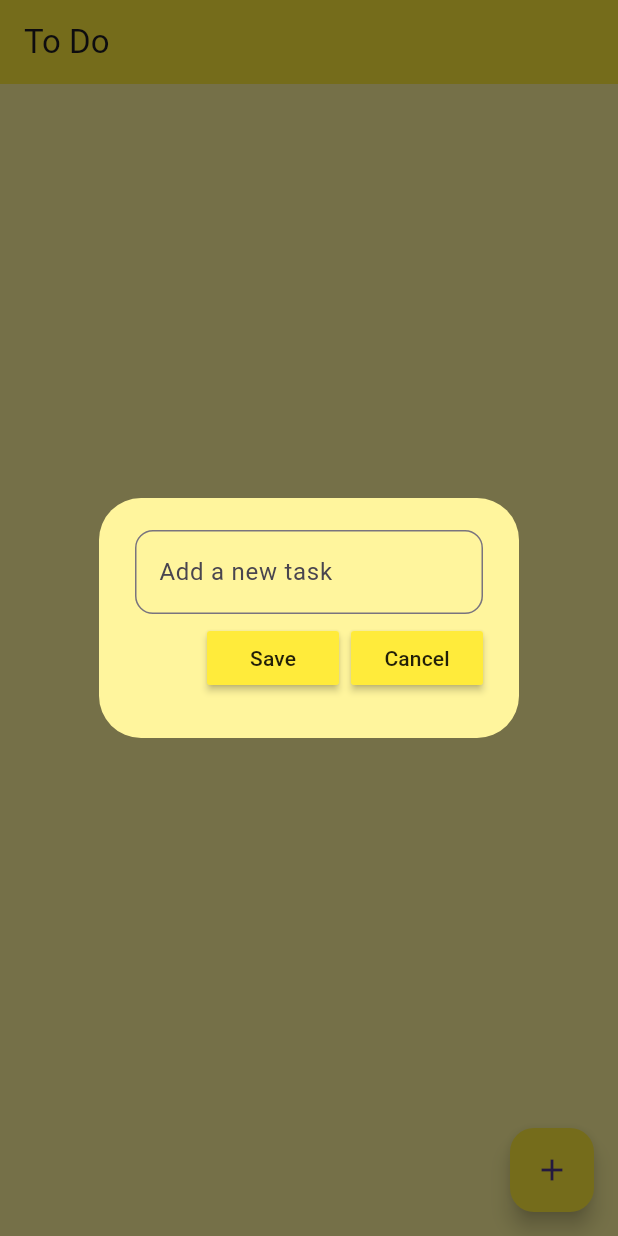
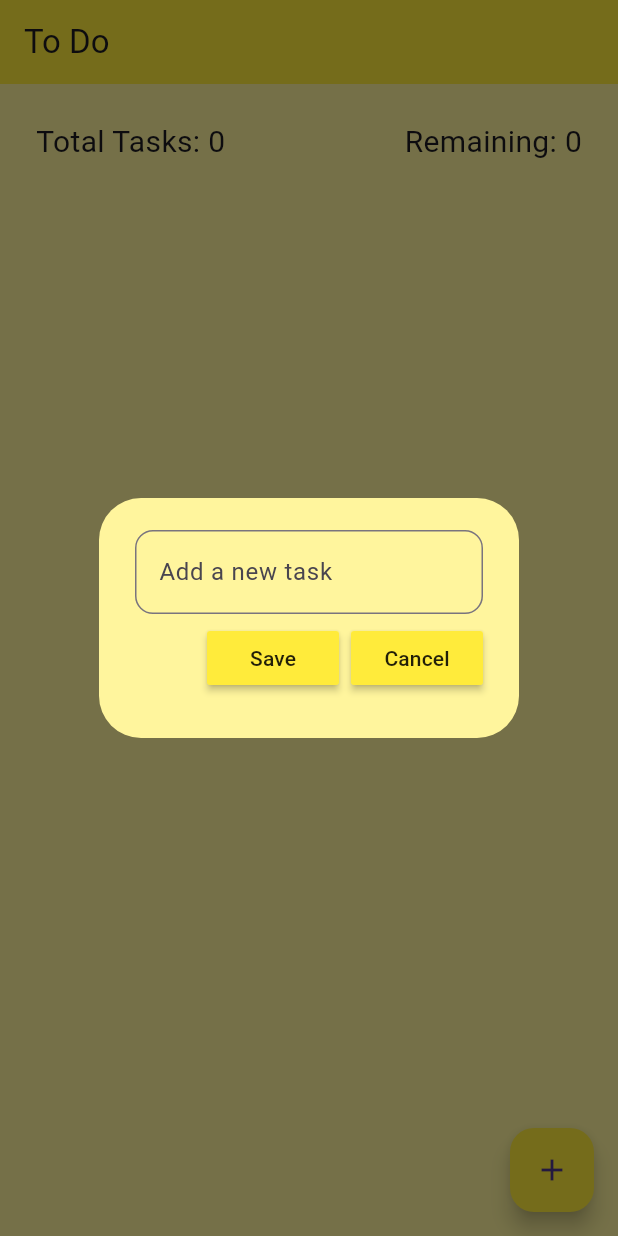
Before and after one commit to swu628/cs732-assignment-flutter-todolist, a Flutter app: the screen it shows after launch, after a tap on the "add" icon, on a phone screen of 412 x 824 dp. Run offline on Flutter 3.47's test engine with Material 3 defaults, Android fonts, the phone set to English and light mode, and no system bars; our stand-ins replace hive_flutter; accounts and stored records are empty.

Commit message:
added total and remaining tasks feature

```diff
--- a/app/lib/data/database.dart
+++ b/app/lib/data/database.dart
@@ -20,4 +20,15 @@ class ToDoDatabase {
   void updateDatabase() {
     _myBox.put("TODOLIST", toDoList);
   }
+
+    // Get the total count of tasks
+  int getTotalTasks() {
+    return toDoList.length;
+  }
+
+  // Get the count of tasks that are not completed
+  int getRemainingTasks() {
+    int remaining = toDoList.where((task) => task[1] == false).length;
+    return remaining;
+  }
 }
--- a/app/lib/pages/home_page.dart
+++ b/app/lib/pages/home_page.dart
@@ -1,5 +1,6 @@
 import 'package:app/data/database.dart';
 import 'package:app/util/dialog_box.dart';
+import 'package:app/util/task_counter.dart';
 import 'package:app/util/todo_tile.dart';
 import 'package:flutter/material.dart';
 import 'package:hive_flutter/hive_flutter.dart';
@@ -71,18 +72,32 @@ class _HomePageState extends State<HomePage> {
 
   @override
   Widget build(BuildContext context) {
+    int totalTasks = db.getTotalTasks();
+    int remainingTasks = db.getRemainingTasks();
+
     return Scaffold(
       backgroundColor: Colors.yellow[200],
       appBar: AppBar(
         title: Text('To Do'),
         backgroundColor: Colors.yellow,
       ),
+
       floatingActionButton: FloatingActionButton(
         onPressed: createNewTask,
         child: Icon(Icons.add),
         backgroundColor: Colors.yellow,
       ),
-      body: ListView.builder(
+
+      body: Column(
+        crossAxisAlignment: CrossAxisAlignment.start,
+        children: [
+          // Use the TaskCounter widget here
+          TaskCounter(
+            totalTasks: totalTasks,
+            remainingTasks: remainingTasks,
+          ),
+          Expanded(
+            child: ListView.builder(
               itemCount: db.toDoList.length,
               itemBuilder: (context, index) {
                 return ToDoTile(
@@ -93,6 +108,9 @@ class _HomePageState extends State<HomePage> {
                 );
               },
             ),
+          ),
+        ],
+      )
     );
   }
 }
--- /dev/null
+++ b/app/lib/util/task_counter.dart
@@ -0,0 +1,32 @@
+import 'package:flutter/material.dart';
+
+class TaskCounter extends StatelessWidget {
+  final int totalTasks;
+  final int remainingTasks;
+
+  const TaskCounter({
+    super.key,
+    required this.totalTasks,
+    required this.remainingTasks,
+  });
+
+  @override
+  Widget build(BuildContext context) {
+    return Padding(
+      padding: const EdgeInsets.all(24),
+      child: Row(
+        mainAxisAlignment: MainAxisAlignment.spaceBetween,
+        children: [
+          Text(
+            'Total Tasks: $totalTasks',
+            style: const TextStyle(fontSize: 20),
+          ),
+          Text(
+            'Remaining: $remainingTasks',
+            style: const TextStyle(fontSize: 20),
+          ),
+        ],
+      ),
+    );
+  }
+}
```
Lines whose indentation alone changed are shown as unchanged.
